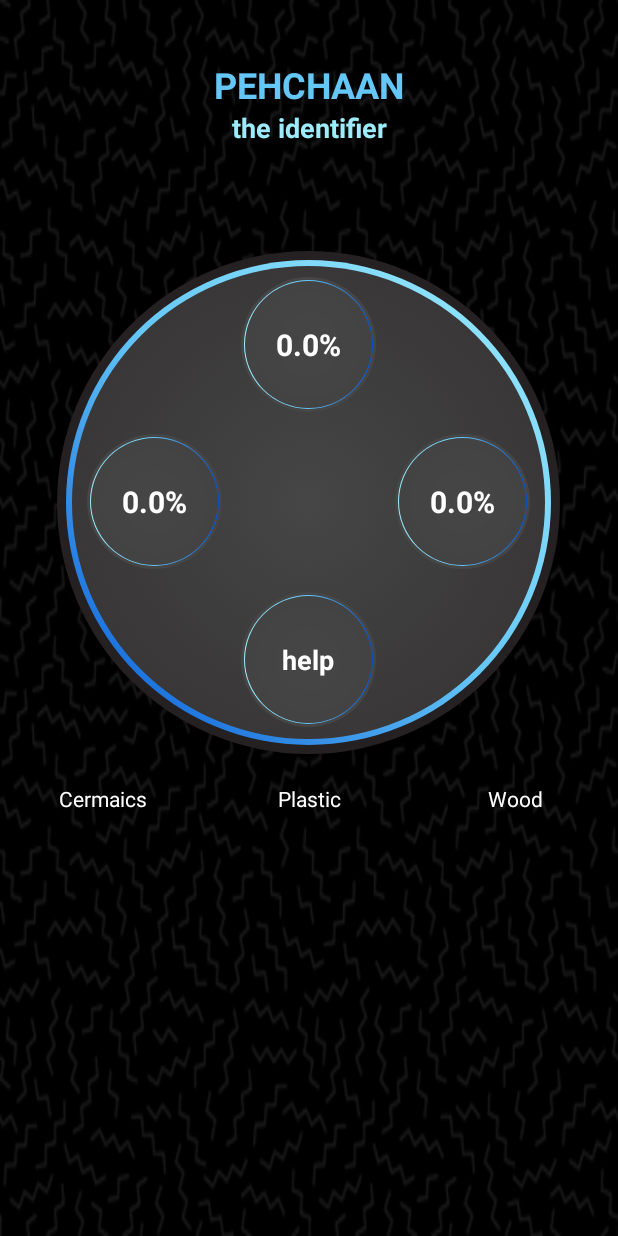
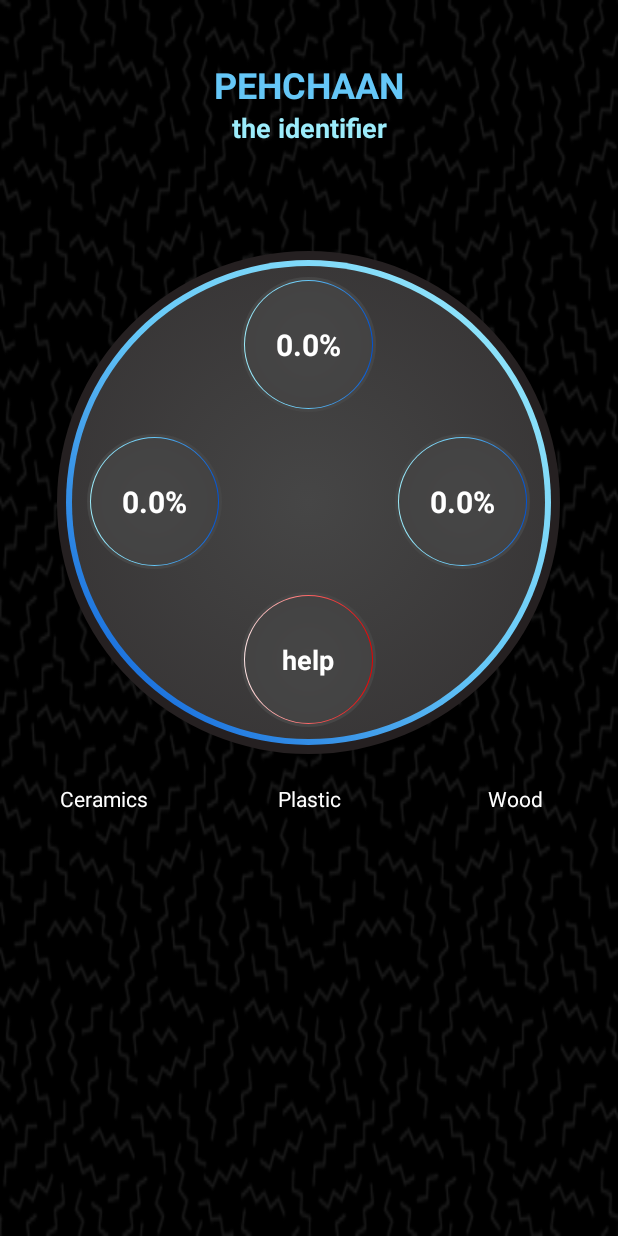
Before and after one commit to AnshulHedau/Pehchaan-The-Identifier, an Android app: the screen it shows after launch (InsightActivity), after a tap on "help", on a phone screen of 412 x 824 dp. Run offline under Robolectric (Android 15) with nearby library versions, the light colour scheme and no system bars; our stand-ins replace Firebase (no records; nobody signed in at launch, a user with empty details on screens opened directly); 3 statements that could not run were skipped.

Commit message:
Completed a few more UI changes.

```diff
--- a/Data_Visualisation_Android/app/src/main/java/com/example/pehchaan/InsightActivity.java
+++ b/Data_Visualisation_Android/app/src/main/java/com/example/pehchaan/InsightActivity.java
@@ -34,14 +34,14 @@ public class InsightActivity extends Activity {
         help_btn.setOnClickListener(new View.OnClickListener() {
             @Override
             public void onClick(View v) {
-                if(help_displayed) {
+                if (help_displayed) {
                     help_view.setVisibility(View.INVISIBLE);
                     help_displayed = !help_displayed;
-                }
-
-                else {
+                    findViewById(R.id.help_btn).setBackgroundResource(R.drawable.button_gradient_blue);
+                } else {
                     help_view.setVisibility(View.VISIBLE);
                     help_displayed = !help_displayed;
+                    findViewById(R.id.help_btn).setBackgroundResource(R.drawable.button_gradient_red);
                 }
             }
         });
--- a/Data_Visualisation_Android/app/src/main/res/drawable/background_gradient.xml
+++ b/Data_Visualisation_Android/app/src/main/res/drawable/background_gradient.xml
@@ -1,10 +1,8 @@
 <?xml version="1.0" encoding="utf-8"?>
 <shape xmlns:android="http://schemas.android.com/apk/res/android">
-
     <gradient
         android:endColor="#414345"
         android:gradientRadius="700"
         android:startColor="@color/gradientcolorStart"
         android:type="radial" />
-
 </shape>
--- a/Data_Visualisation_Android/app/src/main/res/drawable/button_gradient.xml
+++ b/Data_Visualisation_Android/app/src/main/res/drawable/button_gradient_blue.xml
@@ -5,7 +5,6 @@
             android:shape="rectangle">
             <corners android:radius="200dp" />
             <solid android:color="#464646" />
-            <!--#252021 -->
         </shape>
     </item>
     <item
@@ -30,7 +29,6 @@
 
         </shape>
     </item>
-    <!-- create the stroke for top, left, bottom and right with the dp you want -->
     <item
         android:bottom="1dp"
         android:left="1dp"
--- a/Data_Visualisation_Android/app/src/main/res/drawable/button_gradient_red.xml
+++ b/Data_Visualisation_Android/app/src/main/res/drawable/button_gradient_red.xml
@@ -5,7 +5,6 @@
             android:shape="rectangle">
             <corners android:radius="200dp" />
             <solid android:color="#464646" />
-            <!--#252021 -->
         </shape>
     </item>
     <item
@@ -19,18 +18,17 @@
             <corners android:radius="200dp" />
             <gradient
                 android:angle="0"
-                android:centerColor="@color/gradientcolorMid"
-                android:endColor="@color/gradientcolorEnd"
-                android:startColor="@color/gradientcolorStart" />
+                android:centerColor="@color/gradientcolorMid_red"
+                android:endColor="@color/gradientcolorEnd_red"
+                android:startColor="@color/gradientcolorStart_red" />
             <padding
-                android:bottom="4dp"
-                android:left="4dp"
-                android:right="4dp"
-                android:top="4dp" />
+                android:bottom="2dp"
+                android:left="2dp"
+                android:right="2dp"
+                android:top="2dp" />
 
         </shape>
     </item>
-    <!-- create the stroke for top, left, bottom and right with the dp you want -->
     <item
         android:bottom="1dp"
         android:left="1dp"
--- a/Data_Visualisation_Android/app/src/main/res/layout/activity_insight.xml
+++ b/Data_Visualisation_Android/app/src/main/res/layout/activity_insight.xml
@@ -58,9 +58,9 @@
                     android:layout_centerHorizontal="true"
                     android:layout_centerVertical="true"
                     android:layout_marginTop="10dp"
-                    android:background="@drawable/button_gradient"
+                    android:background="@drawable/button_gradient_blue"
                     android:gravity="center"
-                    android:text="90%"
+                    android:text="-"
                     android:textAlignment="center"
                     android:textColor="#FFF"
                     android:textSize="20sp"
@@ -79,9 +79,9 @@
                     android:layout_alignParentStart="true"
                     android:layout_centerVertical="true"
                     android:layout_marginStart="10dp"
-                    android:background="@drawable/button_gradient"
+                    android:background="@drawable/button_gradient_blue"
                     android:gravity="center"
-                    android:text="90%"
+                    android:text="-"
                     android:textAlignment="center"
                     android:textColor="#FFF"
                     android:textSize="20sp"
@@ -95,9 +95,9 @@
                     android:layout_centerVertical="true"
                     android:layout_marginTop="4dp"
                     android:layout_marginEnd="10dp"
-                    android:background="@drawable/button_gradient"
+                    android:background="@drawable/button_gradient_blue"
                     android:gravity="center"
-                    android:text="90%"
+                    android:text="-"
                     android:textAlignment="center"
                     android:textColor="#FFF"
                     android:textSize="20sp"
@@ -117,7 +117,7 @@
                     android:layout_height="90dp"
                     android:layout_centerHorizontal="true"
                     android:layout_centerVertical="true"
-                    android:background="@drawable/button_gradient"
+                    android:background="@drawable/button_gradient_blue"
                     android:gravity="center"
                     android:text="help"
                     android:textAlignment="center"
@@ -140,7 +140,7 @@
             android:layout_width="0dp"
             android:layout_height="wrap_content"
             android:layout_weight="1"
-            android:text="Cermaics"
+            android:text="Ceramics"
             android:textAlignment="center"
             android:textColor="#FFF" />
 
--- a/Data_Visualisation_Android/app/src/main/res/values/colors.xml
+++ b/Data_Visualisation_Android/app/src/main/res/values/colors.xml
@@ -1,9 +1,14 @@
 <?xml version="1.0" encoding="utf-8"?>
 <resources>
     <color name="colorPrimary">#252021</color>
-    <color name="colorPrimaryDark">#5FBFF9</color>
+    <color name="colorPrimaryDark">#65c7f7</color>
     <color name="colorAccent">#008577</color>
+
     <color name="gradientcolorStart">#9cecfb</color>
     <color name="gradientcolorMid">#65c7f7</color>
     <color name="gradientcolorEnd">#0052D4</color>
+
+    <color name="gradientcolorStart_red">#FFE5E5</color>
+    <color name="gradientcolorMid_red">#FF6666</color>
+    <color name="gradientcolorEnd_red">#E60000</color>
 </resources>
```
